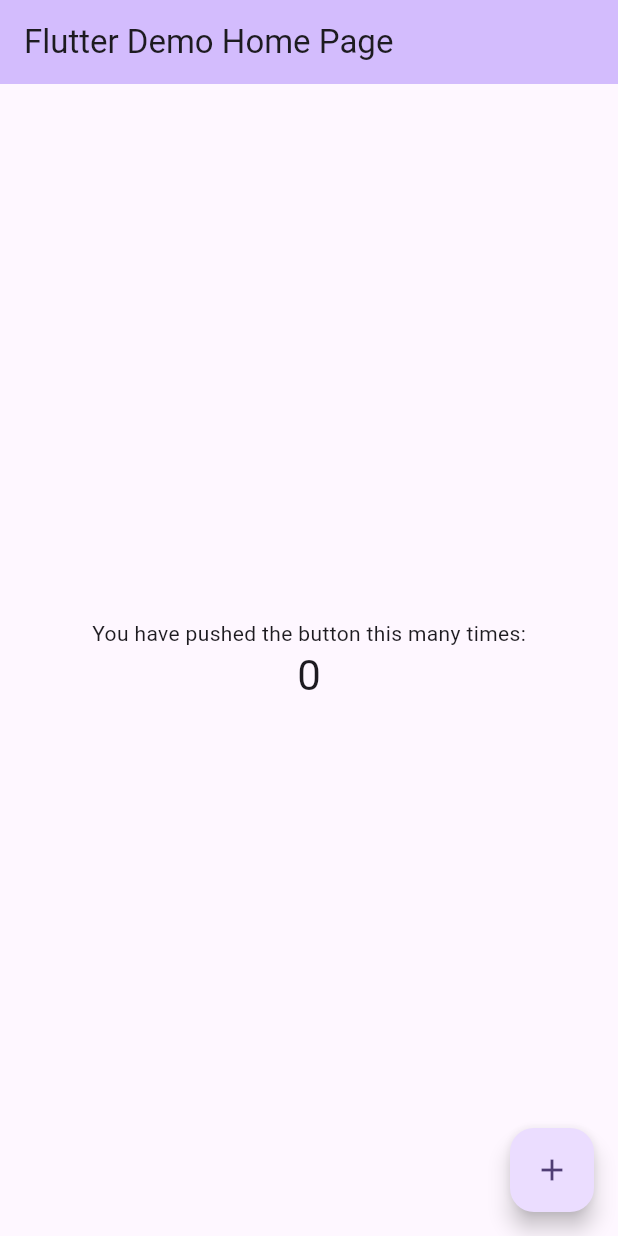
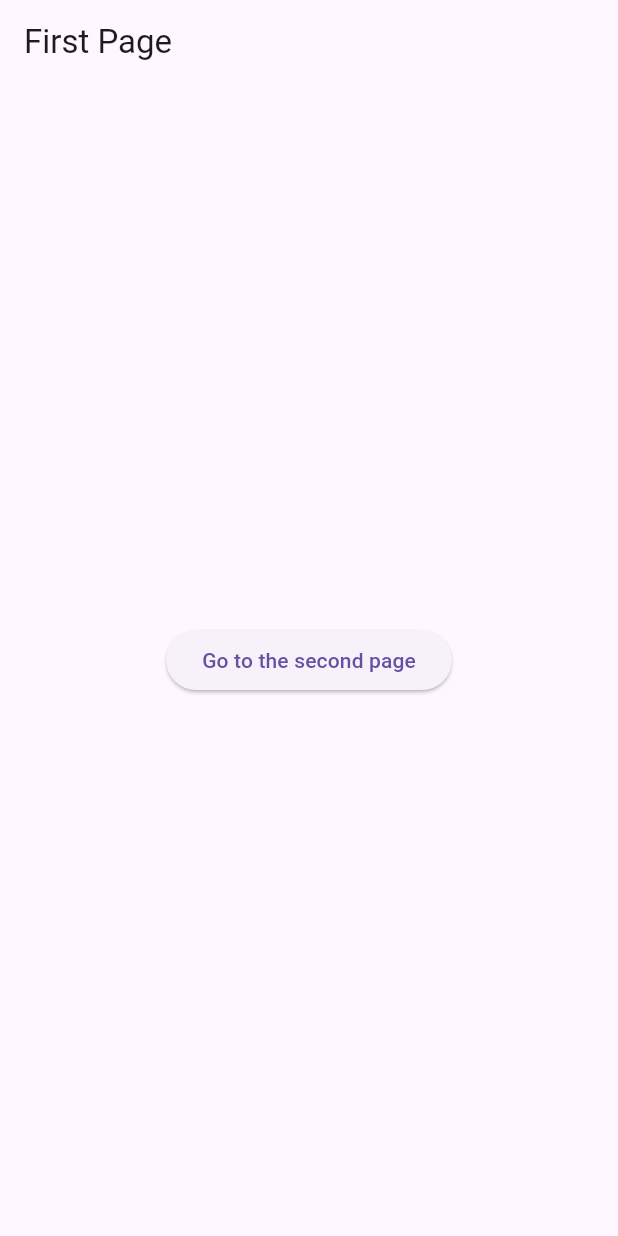
Before and after one commit to morehwachege/learning-flutter, a Flutter app: the screen it shows after launch, on a phone screen of 412 x 824 dp. Run offline on Flutter 3.47's test engine with Material 3 defaults, Android fonts, the phone set to English and light mode, and no system bars.

Commit message:
add pages

```diff
--- a/todo/lib/main.dart
+++ b/todo/lib/main.dart
@@ -1,4 +1,5 @@
 import 'package:flutter/material.dart';
+import 'package:todo/pages/first_page.dart';
 
 void main() {
   runApp(const MyApp());
@@ -6,117 +7,15 @@ void main() {
 
 class MyApp extends StatelessWidget {
   const MyApp({super.key});
-
-  // This widget is the root of your application.
-  @override
-  Widget build(BuildContext context) {
-    return MaterialApp(
-      title: 'Flutter Demo',
-      theme: ThemeData(
-        // This is the theme of your application.
-        //
-        // TRY THIS: Try running your application with "flutter run". You'll see
-        // the application has a purple toolbar. Then, without quitting the app,
-        // try changing the seedColor in the colorScheme below to Colors.green
-        // and then invoke "hot reload" (save your changes or press the "hot
-        // reload" button in a Flutter-supported IDE, or press "r" if you used
-        // the command line to start the app).
-        //
-        // Notice that the counter didn't reset back to zero; the application
-        // state is not lost during the reload. To reset the state, use hot
-        // restart instead.
-        //
-        // This works for code too, not just values: Most code changes can be
-        // tested with just a hot reload.
-        colorScheme: .fromSeed(seedColor: Colors.deepPurple),
-      ),
-      home: const MyHomePage(title: 'Flutter Demo Home Page'),
-    );
-  }
-}
-
-class MyHomePage extends StatefulWidget {
-  const MyHomePage({super.key, required this.title});
-
-  // This widget is the home page of your application. It is stateful, meaning
-  // that it has a State object (defined below) that contains fields that affect
-  // how it looks.
-
-  // This class is the configuration for the state. It holds the values (in this
-  // case the title) provided by the parent (in this case the App widget) and
-  // used by the build method of the State. Fields in a Widget subclass are
-  // always marked "final".
-
-  final String title;
-
-  @override
-  State<MyHomePage> createState() => _MyHomePageState();
-}
-
-class _MyHomePageState extends State<MyHomePage> {
-  int _counter = 0;
-
-  void _incrementCounter() {
-    setState(() {
-      // This call to setState tells the Flutter framework that something has
-      // changed in this State, which causes it to rerun the build method below
-      // so that the display can reflect the updated values. If we changed
-      // _counter without calling setState(), then the build method would not be
-      // called again, and so nothing would appear to happen.
-      _counter++;
-    });
+  void userTapped() {
+    print("Someone tapped this!");
   }
 
   @override
   Widget build(BuildContext context) {
-    // This method is rerun every time setState is called, for instance as done
-    // by the _incrementCounter method above.
-    //
-    // The Flutter framework has been optimized to make rerunning build methods
-    // fast, so that you can just rebuild anything that needs updating rather
-    // than having to individually change instances of widgets.
-    return Scaffold(
-      appBar: AppBar(
-        // TRY THIS: Try changing the color here to a specific color (to
-        // Colors.amber, perhaps?) and trigger a hot reload to see the AppBar
-        // change color while the other colors stay the same.
-        backgroundColor: Theme.of(context).colorScheme.inversePrimary,
-        // Here we take the value from the MyHomePage object that was created by
-        // the App.build method, and use it to set our appbar title.
-        title: Text(widget.title),
-      ),
-      body: Center(
-        // Center is a layout widget. It takes a single child and positions it
-        // in the middle of the parent.
-        child: Column(
-          // Column is also a layout widget. It takes a list of children and
-          // arranges them vertically. By default, it sizes itself to fit its
-          // children horizontally, and tries to be as tall as its parent.
-          //
-          // Column has various properties to control how it sizes itself and
-          // how it positions its children. Here we use mainAxisAlignment to
-          // center the children vertically; the main axis here is the vertical
-          // axis because Columns are vertical (the cross axis would be
-          // horizontal).
-          //
-          // TRY THIS: Invoke "debug painting" (choose the "Toggle Debug Paint"
-          // action in the IDE, or press "p" in the console), to see the
-          // wireframe for each widget.
-          mainAxisAlignment: .center,
-          children: [
-            const Text('You have pushed the button this many times:'),
-            Text(
-              '$_counter',
-              style: Theme.of(context).textTheme.headlineMedium,
-            ),
-          ],
-        ),
-      ),
-      floatingActionButton: FloatingActionButton(
-        onPressed: _incrementCounter,
-        tooltip: 'Increment',
-        child: const Icon(Icons.add),
-      ),
+    return MaterialApp(
+      debugShowCheckedModeBanner: false,
+      home: FirstPage(),
     );
   }
 }
--- /dev/null
+++ b/todo/lib/pages/first_page.dart
@@ -0,0 +1,19 @@
+import 'package:flutter/material.dart';
+import 'package:todo/pages/second_page.dart';
+
+class FirstPage extends StatelessWidget {
+  const FirstPage({super.key});
+
+  @override
+  Widget build(BuildContext context) {
+    return Scaffold(
+      appBar: AppBar(title: Text("First Page")),
+      body: Center(
+        child: ElevatedButton(onPressed: () {
+          Navigator.push(context,
+          MaterialPageRoute(builder: (context) => SecondPage()));
+        }, child: Text("Go to the second page")),
+      )
+    );
+  }
+}
--- /dev/null
+++ b/todo/lib/pages/second_page.dart
@@ -0,0 +1,10 @@
+import 'package:flutter/material.dart';
+
+class SecondPage extends StatelessWidget {
+  const SecondPage({super.key});
+
+  @override
+  Widget build(BuildContext context) {
+    return const Scaffold();
+  }
+}
```
